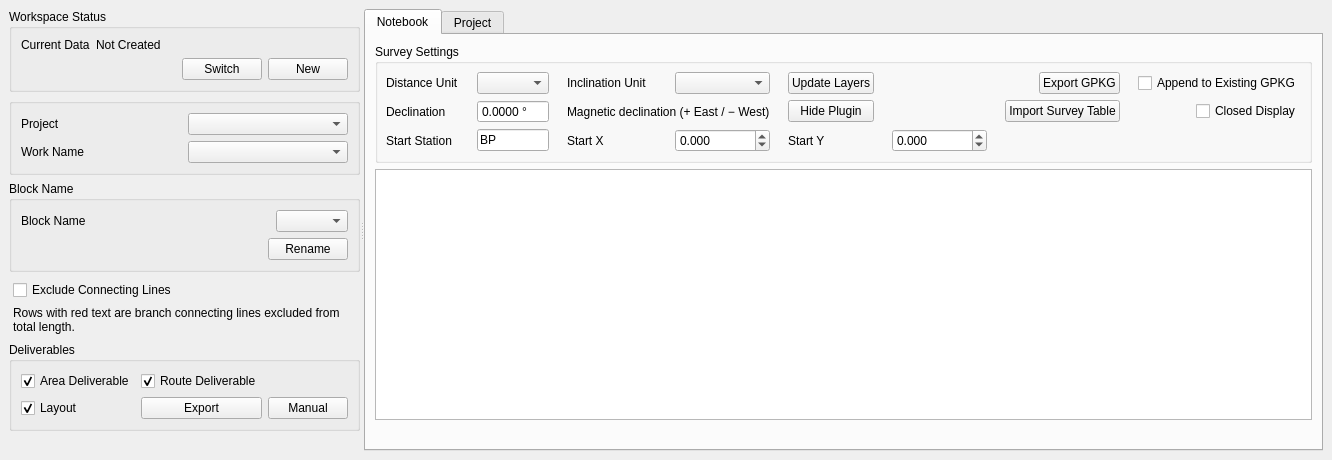
This is compass_traverse_gis_dockwidget_base.ui in raw-slnc/compass_traverse_gis as Qt 5 draws it before an edit. The edited form follows.
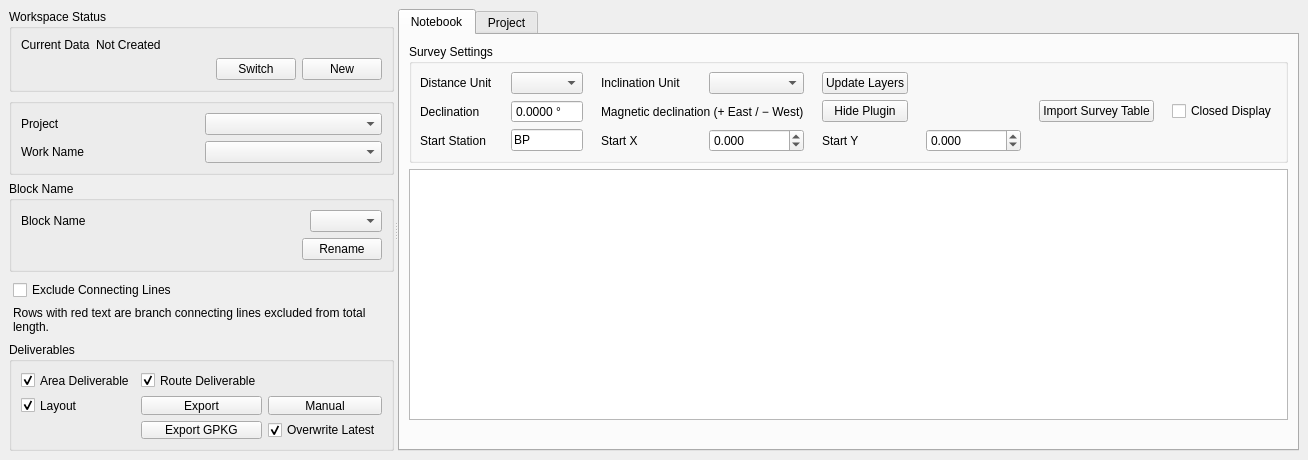
This is the edited form.

Commit message: Add GPKG export to deliverables panel

Patch:
```diff
--- a/compass_traverse_gis_dockwidget_base.ui
+++ b/compass_traverse_gis_dockwidget_base.ui
@@ -213,6 +213,23 @@
              </property>
             </widget>
            </item>
+           <item row="2" column="1">
+            <widget class="QPushButton" name="notebookExportButton">
+             <property name="text">
+              <string>Export GPKG</string>
+             </property>
+            </widget>
+           </item>
+           <item row="2" column="2">
+            <widget class="QCheckBox" name="notebookAppendExistingLayerCheck">
+             <property name="text">
+              <string>Overwrite Latest</string>
+             </property>
+             <property name="checked">
+              <bool>true</bool>
+             </property>
+            </widget>
+           </item>
           </layout>
          </widget>
         </item>
@@ -308,20 +325,6 @@
                  </property>
                 </spacer>
                </item>
-               <item row="0" column="6" alignment="Qt::AlignRight|Qt::AlignVCenter">
-                <widget class="QPushButton" name="notebookExportButton">
-                 <property name="text">
-                  <string>Export GPKG</string>
-                 </property>
-                </widget>
-               </item>
-               <item row="0" column="7" alignment="Qt::AlignRight|Qt::AlignVCenter">
-                <widget class="QCheckBox" name="notebookAppendExistingLayerCheck">
-                 <property name="text">
-                  <string>Append to Existing GPKG</string>
-                 </property>
-                </widget>
-               </item>
                <!-- Row 1: declination / Import / Closed Display -->
                <item row="1" column="0">
                 <widget class="QLabel" name="declinationLabel">
```
The commit also changes 3 other files.
